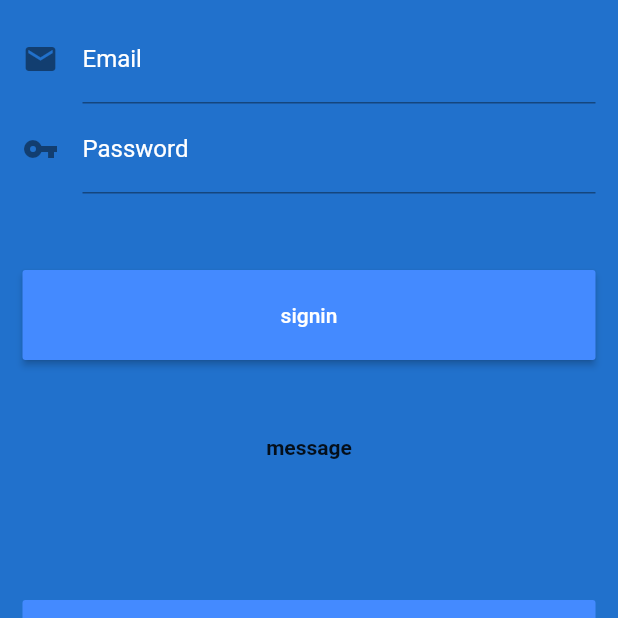
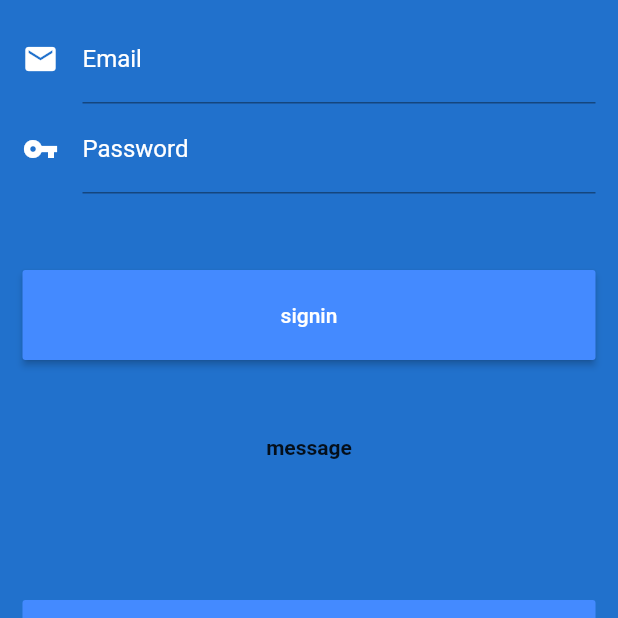
Before and after one commit to ibrahimBougaoua/factory_moblie_app, a Flutter app: the screen it shows after launch, on a phone screen of 412 x 824 dp, the top half of it. Run offline on Flutter 3.47's test engine with Material 2 defaults, Android fonts, the light colour scheme and no system bars; our stand-ins replace shared_preferences; network calls fail.

Commit message:
Refactoring : Signin

```diff
--- a/lib/view/signin.dart
+++ b/lib/view/signin.dart
@@ -43,6 +43,7 @@ class SigninState extends State<Signin> {
     SystemChrome.setSystemUIOverlayStyle(SystemUiOverlayStyle(
       statusBarColor: Colors.transparent,
     ));
+
     var assetsImage = new AssetImage('assets/images/logo.png'); //<- Creates an object that fetches an image.
     var image = new Image(image: assetsImage, fit: BoxFit.cover);
 
@@ -54,9 +55,9 @@ class SigninState extends State<Signin> {
         //  title: Text('Signin'),
         //),
         body: Container(
-          decoration: new BoxDecoration(color: const Color(4280381900)),
+          decoration: new BoxDecoration(color: new Color(4280381900)),
           child: ListView(
-            padding: const EdgeInsets.only(top: 10,left: 15,right: 15,bottom: 8),
+            padding: const EdgeInsets.only(top: 10,left: 15,right: 15,bottom: 0),
             children: <Widget>[
               Container(
                 child: image
@@ -68,8 +69,9 @@ class SigninState extends State<Signin> {
                   keyboardType: TextInputType.emailAddress,
                   decoration: InputDecoration(
                       labelText: 'Email',
-                      labelStyle: new TextStyle(color: const Color(4294967295)),
-                      icon: new Icon(Icons.email)
+                      hintText: 'email',
+                      labelStyle: TextStyle(color: Colors.white,),
+                      icon: new Icon(Icons.email,color: Colors.white)
                   ),
                 ),
               ),
@@ -80,8 +82,9 @@ class SigninState extends State<Signin> {
                   keyboardType: TextInputType.text,
                   decoration: InputDecoration(
                       labelText: 'Password',
-                      labelStyle: new TextStyle(color: const Color(4294967295)),
-                      icon: new Icon(Icons.vpn_key)
+                      hintText: 'password',
+                      labelStyle: TextStyle(color: Colors.white,),
+                      icon: new Icon(Icons.vpn_key,color: Colors.white)
                   ),
                 ),
               ),
```
